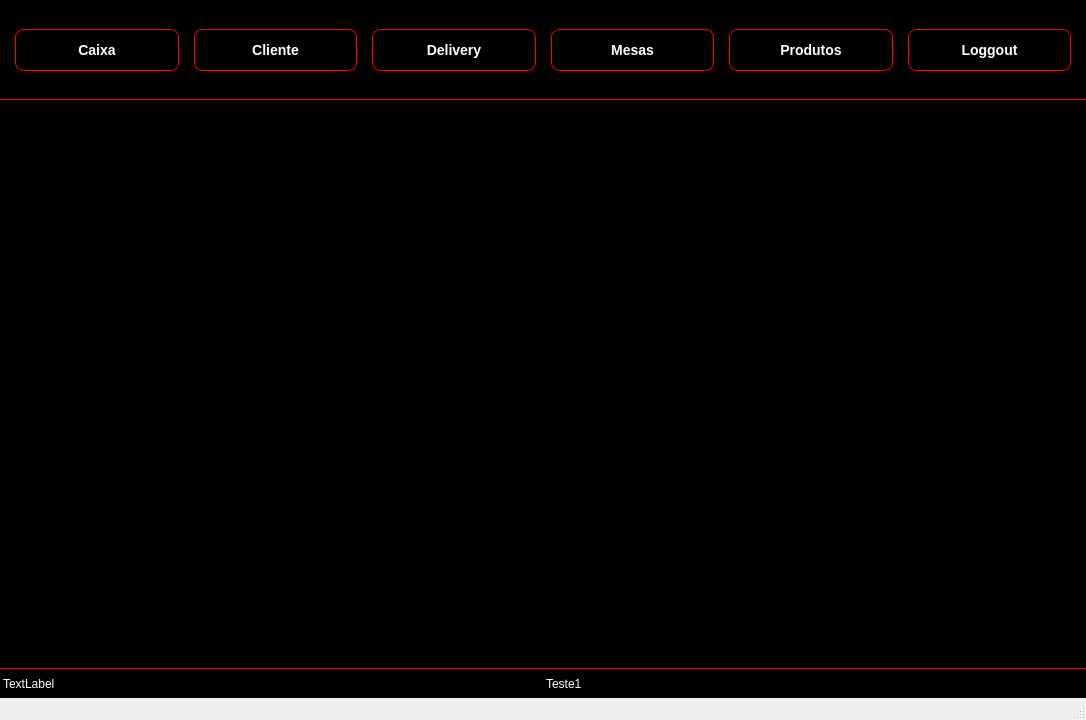
The window that desktop/window/unique.ui (hnmcano/unique) describes before a commit, drawn with Qt 5.
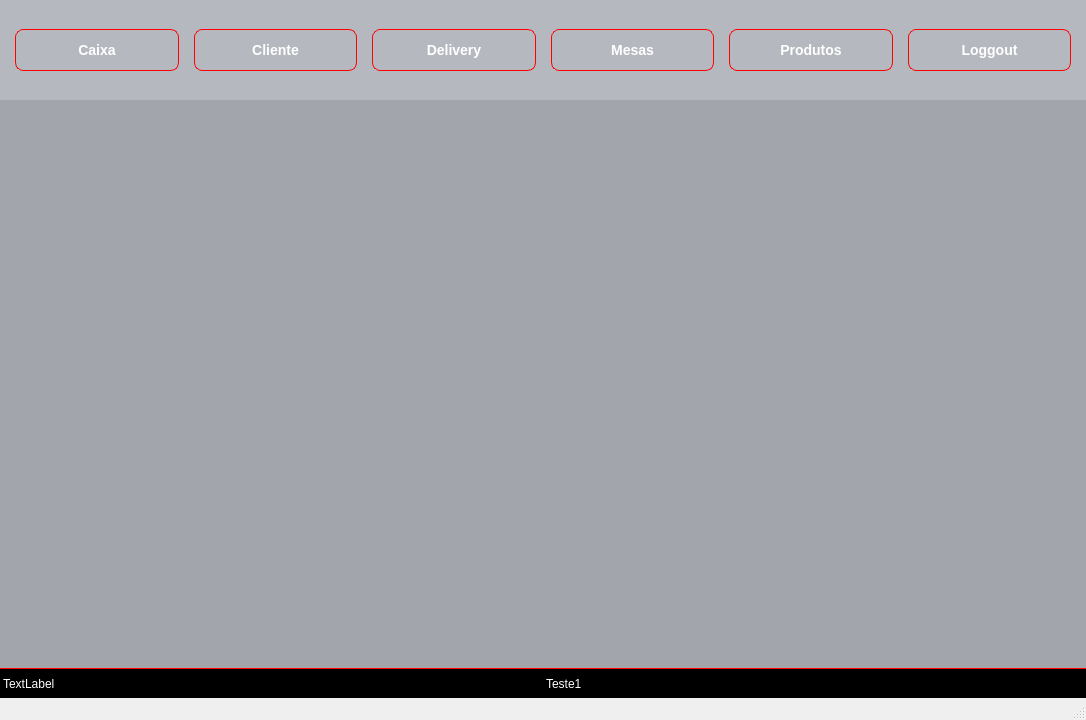
The same window after the commit. Icons and pictures are not drawn.

Patch:
```diff
--- a/desktop/window/unique.ui
+++ b/desktop/window/unique.ui
@@ -25,12 +25,15 @@
   <property name="layoutDirection">
    <enum>Qt::LayoutDirection::LeftToRight</enum>
   </property>
+  <property name="styleSheet">
+   <string notr="true"/>
+  </property>
   <property name="inputMethodHints">
    <set>Qt::InputMethodHint::ImhNone</set>
   </property>
   <widget class="QWidget" name="centralwidget">
    <property name="styleSheet">
-    <string notr="true"/>
+    <string notr="true">background-color: rgb(162, 165, 171);</string>
    </property>
    <layout class="QVBoxLayout" name="verticalLayout">
     <property name="spacing">
@@ -64,18 +67,10 @@
       </property>
       <property name="styleSheet">
        <string notr="true">QWidget {
-	background-color: rgb(0, 0, 0);
-    border-bottom: 1px solid red;
+	
+	background-color: rgb(181, 184, 190);
     
-    /* Gradiente para profundidade */
-    background: qlineargradient(x1: 0, y1: 0, x2: 0, y2: 1,
-        stop: 0 #000000, 
-        stop: 0.5 #000000,
-        stop: 1 #000000);
-    
-    /* Sombra externa para efeito 3D */
-    box-shadow: 3px 3px 5px rgba(0, 0, 0, 0.2),
-                -1px -1px 2px rgba(255, 255, 255, 0.3);
+    box-shadow: 0px 64px 64px rgba(0, 0, 0, 0);
 }</string>
       </property>
       <layout class="QHBoxLayout" name="horizontalLayout_2">
@@ -349,8 +344,7 @@
        <item>
         <widget class="QLabel" name="label_3">
          <property name="styleSheet">
-          <string notr="true">image: url(:/unique/boas_vindas.png);
-background-color: rgb(0, 0, 0);</string>
+          <string notr="true">image: url(:/unique/boas_vindas.png);</string>
          </property>
          <property name="text">
           <string/>
```
